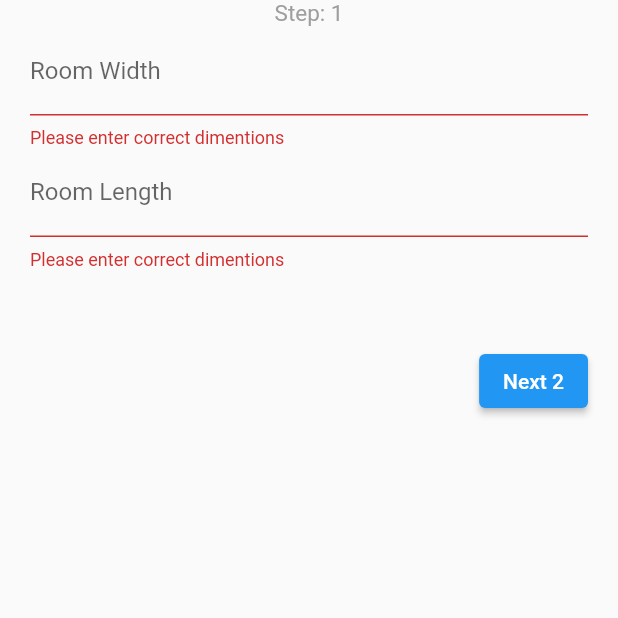
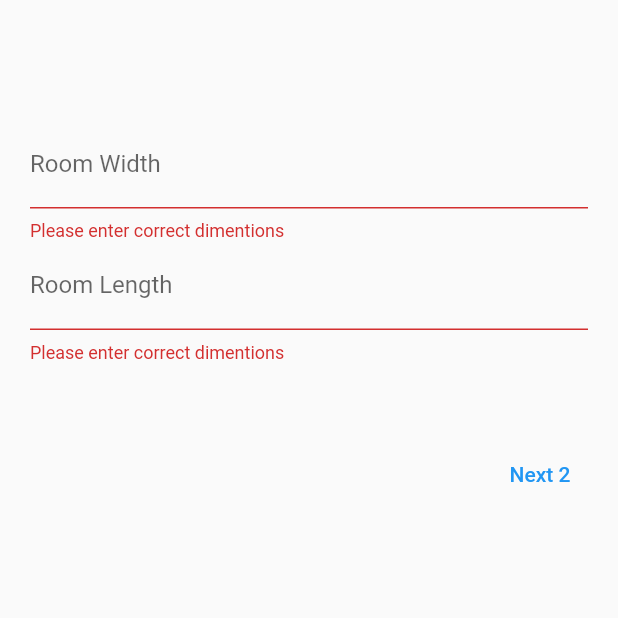
Before and after one commit to dimitarsi/playground-android-floor-tile-calculator-flutter, a Flutter app: the screen it shows after launch, after a tap on an icon or button, on a phone screen of 412 x 824 dp, the top half of it. Run offline on Flutter 3.47's test engine with Material 2 defaults, Android fonts, the phone set to English and light mode, and no system bars.

Commit message:
feat(calcolator): manage errors and prevent next state

```diff
--- a/lib/pages/calculator.dart
+++ b/lib/pages/calculator.dart
@@ -14,6 +14,7 @@ class CalculatorPageState extends State<CalculatorPage> {
   int step = 1;
   Map<int, Widget Function()> viewByStep = {};
   Map<String, TextEditingController> controllers = {};
+  Map<String, String?> textErrors = {};
 
   CalculatorPageState() {
     viewByStep = {
@@ -38,7 +39,17 @@ class CalculatorPageState extends State<CalculatorPage> {
     return Scaffold(
       body: Form(
           key: _formKey,
-          child: Container(padding: _pagePadding, child: currentStep())),
+          child: Container(
+              padding: _pagePadding,
+              child: IndexedStack(
+                index: step - 1,
+                children: [
+                  viewByStep[1]!(),
+                  viewByStep[2]!(),
+                  viewByStep[3]!(),
+                  viewByStep[4]!()
+                ],
+              ))),
     );
   }
 
@@ -67,20 +78,23 @@ class CalculatorPageState extends State<CalculatorPage> {
   Widget _stepOneRoomSize() {
     return Column(
       children: [
-        Text("Step: $step"),
+        const SizedBox(height: 80),
         TextFormField(
           key: Key("roomWidth"),
           controller: controllers["roomWidth"],
           validator: _requiredInt,
           keyboardType: TextInputType.number,
-          decoration: InputDecoration(label: Text("Room Width")),
+          decoration: InputDecoration(
+              label: Text("Room Width"), errorText: getErrorText("roomWidth")),
         ),
         TextFormField(
           key: Key("roomLength"),
           controller: controllers["roomLength"],
           validator: _requiredInt,
           keyboardType: TextInputType.number,
-          decoration: InputDecoration(label: Text("Room Length")),
+          decoration: InputDecoration(
+              label: Text("Room Length"),
+              errorText: getErrorText("roomLength")),
         ),
         _renderButtonRows()
       ],
@@ -90,20 +104,23 @@ class CalculatorPageState extends State<CalculatorPage> {
   Widget _stepTwoTileSize() {
     return Column(
       children: [
-        Text("Step: $step"),
+        const SizedBox(height: 80),
         TextFormField(
           key: Key("tileWidth"),
           controller: controllers["tileWidth"],
           validator: _requiredInt,
           keyboardType: TextInputType.number,
-          decoration: InputDecoration(label: Text("Tile Width")),
+          decoration: InputDecoration(
+              label: Text("Tile Width"), errorText: getErrorText("tileWidth")),
         ),
         TextFormField(
           key: Key("tileLength"),
           controller: controllers["tileLength"],
           validator: _requiredInt,
           keyboardType: TextInputType.number,
-          decoration: InputDecoration(label: Text("Tile Length")),
+          decoration: InputDecoration(
+              label: Text("Tile Length"),
+              errorText: getErrorText("tileLength")),
         ),
         _renderButtonRows()
       ],
@@ -113,13 +130,14 @@ class CalculatorPageState extends State<CalculatorPage> {
   Widget _stepThreeGapSize() {
     return Column(
       children: [
-        Text("Step: $step"),
+        const SizedBox(height: 80),
         TextFormField(
           key: Key("gapSize"),
           controller: controllers["gapSize"],
           validator: _requiredInt,
           keyboardType: TextInputType.number,
-          decoration: InputDecoration(label: Text("Gap Width")),
+          decoration: InputDecoration(
+              label: Text("Gap Width"), errorText: getErrorText("gapSize")),
         ),
         _renderButtonRows()
       ],
@@ -143,12 +161,19 @@ class CalculatorPageState extends State<CalculatorPage> {
 
     return Column(
       children: [
+        const SizedBox(height: 80),
         _row("Room Area", roomSize, "${roomSizeTotal}m2"),
+        const SizedBox(height: 20),
         _row("Tile Size", tileSize, "${tileSizeTotal}m2"),
+        const SizedBox(height: 20),
         _row("Gap", "", "${controllers["gapSize"]?.text ?? "0"}mm"),
         _renderButtonRows()
       ],
     );
+  }
+
+  String? getErrorText(String controllerKey) {
+    return textErrors[controllerKey];
   }
 
   _renderButtonRows() {
@@ -163,7 +188,7 @@ class CalculatorPageState extends State<CalculatorPage> {
       return Row(
         mainAxisAlignment: MainAxisAlignment.end,
         children: [
-          ElevatedButton(onPressed: goToNext(), child: Text("Next ${step + 1}"))
+          TextButton(onPressed: goToNext(), child: Text("Next ${step + 1}"))
         ],
       );
     }
@@ -172,8 +197,8 @@ class CalculatorPageState extends State<CalculatorPage> {
       return Row(
         mainAxisAlignment: MainAxisAlignment.spaceBetween,
         children: [
-          ElevatedButton(onPressed: goToStep(1), child: const Text("New")),
-          ElevatedButton(onPressed: goToStep(4), child: const Text("Save"))
+          TextButton(onPressed: startNew, child: const Text("New")),
+          TextButton(onPressed: goToPrev(), child: const Text("Save"))
         ],
       );
     }
@@ -181,24 +206,43 @@ class CalculatorPageState extends State<CalculatorPage> {
     return Row(
       mainAxisAlignment: MainAxisAlignment.spaceBetween,
       children: [
-        ElevatedButton(onPressed: goToPrev(), child: const Text('Back')),
-        ElevatedButton(onPressed: goToNext(), child: const Text("Next")),
+        TextButton(onPressed: goToPrev(), child: const Text('Back')),
+        TextButton(onPressed: goToNext(), child: const Text("Next")),
       ],
     );
   }
 
   goToStep(int nextStep) {
     return () {
-      if (nextStep > step) {
-        var valid = _formKey.currentState?.validate();
+      setState(() {
+        bool hasError = false;
 
-        if (valid == null || !valid) {
-          return;
+        if (step == 1 && nextStep > step) {
+          textErrors["roomWidth"] =
+              _requiredInt(controllers["roomWidth"]?.text);
+          textErrors["roomLength"] =
+              _requiredInt(controllers["roomLength"]?.text);
+
+          hasError = textErrors["roomWidth"] != null ||
+              textErrors["roomLength"] != null;
         }
-      }
+        if (step == 2 && nextStep > step) {
+          textErrors["tileWidth"] =
+              _requiredInt(controllers["tileWidth"]?.text);
+          textErrors["tileLength"] =
+              _requiredInt(controllers["tileLength"]?.text);
 
-      setState(() {
-        step = max(1, min(4, nextStep));
+          hasError = textErrors["tileWidth"] != null ||
+              textErrors["tileLength"] != null;
+        }
+        if (step == 3 && nextStep > step) {
+          textErrors["gapSize"] = _requiredInt(controllers["gapSize"]?.text);
+          hasError = textErrors["gapSize"] != null;
+        }
+
+        if (!hasError) {
+          step = max(1, min(4, nextStep));
+        }
       });
     };
   }
@@ -212,13 +256,16 @@ class CalculatorPageState extends State<CalculatorPage> {
   }
 
   startNew() {
+    controllers.forEach((key, controller) {
+      controller.clear();
+    });
     setState(() {
       step = 1;
     });
   }
 
   String? _requiredInt(String? inputValue) {
-    if (inputValue == null || inputValue.isEmpty) {
+    if (inputValue?.isEmpty == true) {
       return "Please enter correct dimentions";
     }
 
```
